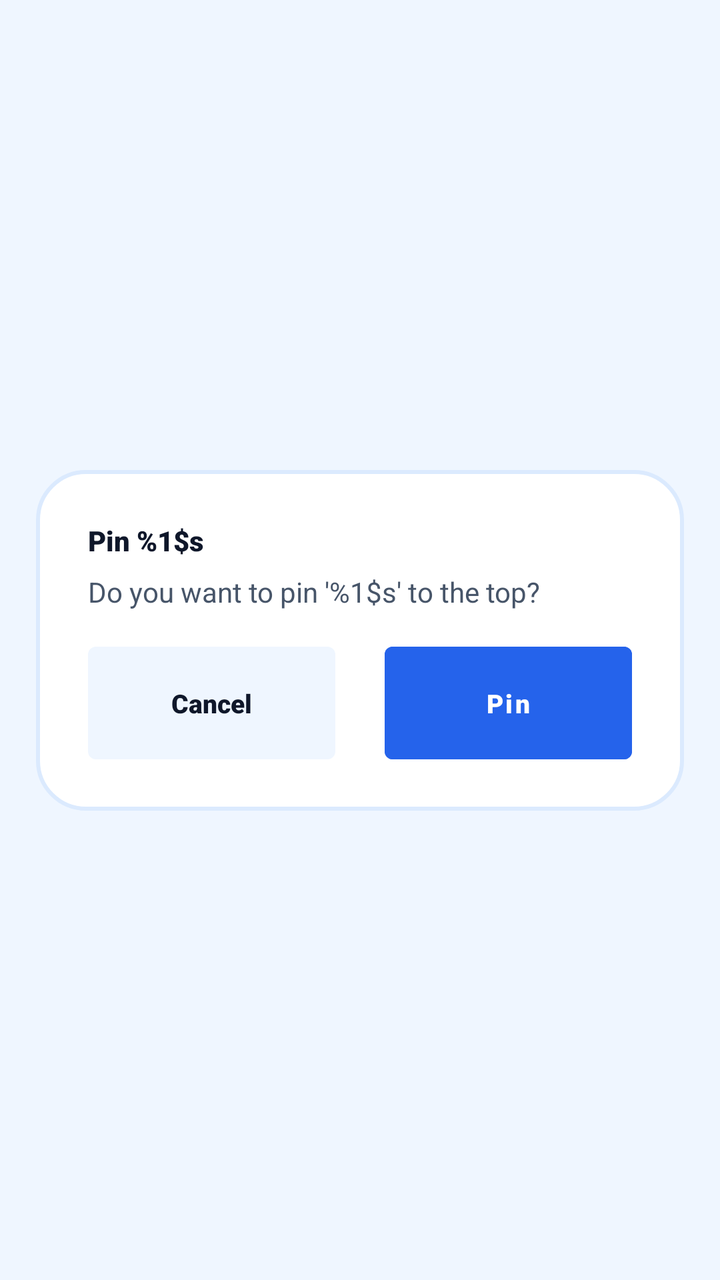
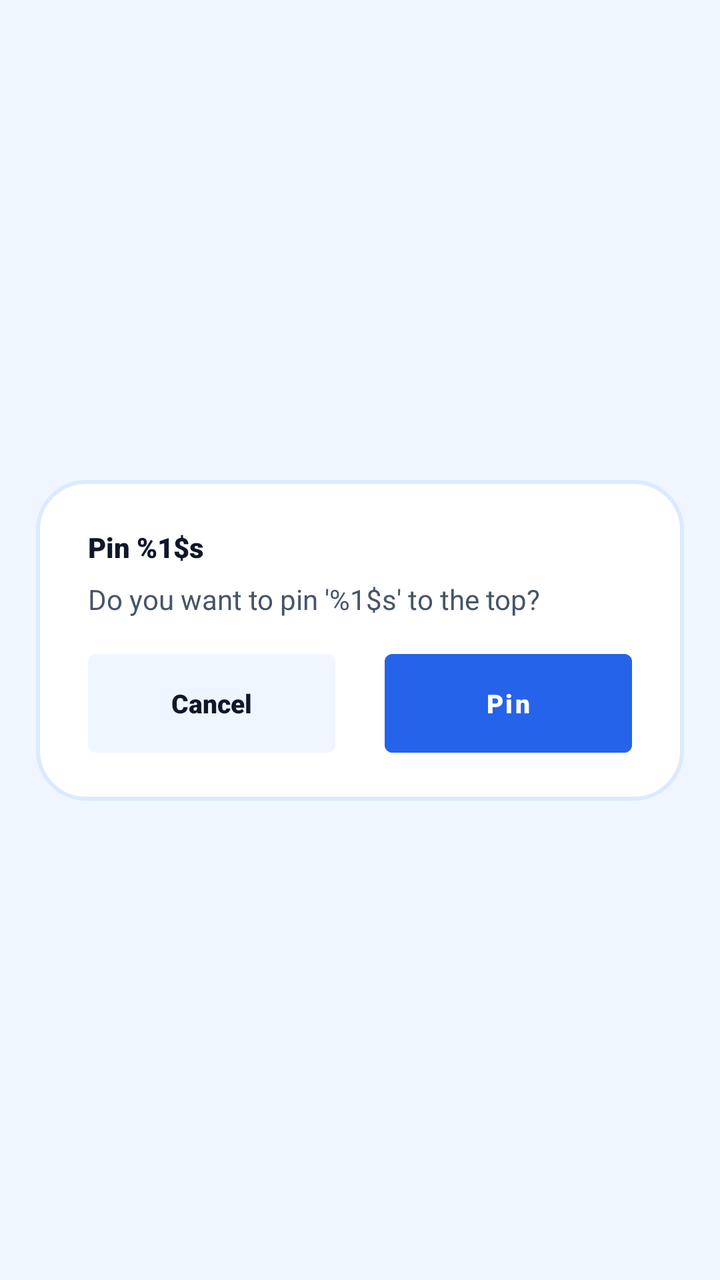

Two renders of the same Android screen: before a commit and after it. Below are the layout's source before the change and the commit's diff.
<!-- AndroidManifest.xml: application theme Theme.SmartTasbeeh -->
<!-- res/layout/dialog_pin_confirm.xml -->
<?xml version="1.0" encoding="utf-8"?>
<androidx.constraintlayout.widget.ConstraintLayout xmlns:android="http://schemas.android.com/apk/res/android"
    xmlns:app="http://schemas.android.com/apk/res-auto"
    android:layout_width="match_parent"
    android:layout_height="wrap_content"
    android:layout_gravity="center">

    
    <androidx.constraintlayout.widget.ConstraintLayout
        android:id="@+id/dialogBox"
        android:layout_width="0dp"
        android:layout_height="wrap_content"
        android:background="@drawable/dialog_background_premium"
        app:layout_constraintWidth_percent="0.90"
        app:layout_constraintStart_toStartOf="parent"
        app:layout_constraintEnd_toEndOf="parent"
        app:layout_constraintTop_toTopOf="parent"
        app:layout_constraintBottom_toBottomOf="parent">

        
        <androidx.constraintlayout.widget.Guideline
            android:id="@+id/guideStart"
            android:layout_width="wrap_content"
            android:layout_height="wrap_content"
            android:orientation="vertical"
            app:layout_constraintGuide_percent="0.08" />

        <androidx.constraintlayout.widget.Guideline
            android:id="@+id/guideEnd"
            android:layout_width="wrap_content"
            android:layout_height="wrap_content"
            android:orientation="vertical"
            app:layout_constraintGuide_percent="0.92" />

        <androidx.constraintlayout.widget.Guideline
            android:id="@+id/guideTop"
            android:layout_width="wrap_content"
            android:layout_height="wrap_content"
            android:orientation="horizontal"
            app:layout_constraintGuide_percent="0.15" />

        <androidx.constraintlayout.widget.Guideline
            android:id="@+id/guideBottom"
            android:layout_width="wrap_content"
            android:layout_height="wrap_content"
            android:orientation="horizontal"
            app:layout_constraintGuide_percent="0.85" />

        
        <TextView
            android:id="@+id/tvPinDialogTitle"
            android:layout_width="0dp"
            android:layout_height="wrap_content"
            android:text="@string/dialog_pin_title"
            android:fontFamily="sans-serif-black"
            android:textColor="@color/text_primary"
            app:layout_constraintStart_toStartOf="@id/guideStart"
            app:layout_constraintEnd_toEndOf="@id/guideEnd"
            app:layout_constraintTop_toTopOf="@id/guideTop" />

        
        <Space
            android:id="@+id/spaceTitleToMessage"
            android:layout_width="0dp"
            android:layout_height="0dp"
            app:layout_constraintDimensionRatio="H,40:1"
            app:layout_constraintStart_toStartOf="@id/guideStart"
            app:layout_constraintEnd_toEndOf="@id/guideEnd"
            app:layout_constraintTop_toBottomOf="@id/tvPinDialogTitle" />

        
        <TextView
            android:id="@+id/tvPinDialogMessage"
            android:layout_width="0dp"
            android:layout_height="wrap_content"
            android:text="@string/dialog_pin_message"
            android:textColor="@color/text_secondary"
            android:lineSpacingMultiplier="1.2"
            app:layout_constraintStart_toStartOf="@id/guideStart"
            app:layout_constraintEnd_toEndOf="@id/guideEnd"
            app:layout_constraintTop_toBottomOf="@id/spaceTitleToMessage" />

        
        <Space
            android:id="@+id/spaceMessageToButtons"
            android:layout_width="0dp"
            android:layout_height="0dp"
            app:layout_constraintDimensionRatio="H,15:1"
            app:layout_constraintStart_toStartOf="@id/guideStart"
            app:layout_constraintEnd_toEndOf="@id/guideEnd"
            app:layout_constraintTop_toBottomOf="@id/tvPinDialogMessage" />

        
        <androidx.constraintlayout.widget.ConstraintLayout
            android:layout_width="0dp"
            android:layout_height="wrap_content"
            app:layout_constraintStart_toStartOf="@id/guideStart"
            app:layout_constraintEnd_toEndOf="@id/guideEnd"
            app:layout_constraintTop_toBottomOf="@id/spaceMessageToButtons"
            app:layout_constraintBottom_toBottomOf="@id/guideBottom">

            <androidx.appcompat.widget.AppCompatButton
                android:id="@+id/btnCancel"
                android:layout_width="0dp"
                android:layout_height="0dp"
                android:text="@string/dialog_cancel"
                android:fontFamily="sans-serif-black"
                android:textAllCaps="false"
                android:textColor="@color/text_primary"
                android:background="@drawable/selector_cancel_save"
                android:stateListAnimator="@null"
                android:minHeight="48dp"
                app:autoSizeTextType="uniform"
                app:autoSizeMinTextSize="10sp"
                app:autoSizeMaxTextSize="13sp"
                app:layout_constraintHeight_min="48dp"
                app:layout_constraintWidth_max="280dp"
                app:layout_constraintDimensionRatio="H,2.2:1"
                app:layout_constraintStart_toStartOf="parent"
                app:layout_constraintTop_toTopOf="parent"
                app:layout_constraintBottom_toBottomOf="parent"
                app:layout_constraintEnd_toStartOf="@+id/buttonGap"
                app:layout_constraintHorizontal_weight="1"/>

            <Space
                android:id="@+id/buttonGap"
                android:layout_width="0dp"
                android:layout_height="0dp"
                app:layout_constraintHorizontal_weight="0.2"
                app:layout_constraintStart_toEndOf="@id/btnCancel"
                app:layout_constraintEnd_toStartOf="@+id/btnPin"
                app:layout_constraintTop_toTopOf="parent"
                app:layout_constraintBottom_toBottomOf="parent" />

            <Button
                android:id="@+id/btnPin"
                android:layout_width="0dp"
                android:layout_height="0dp"
                android:text="@string/dialog_pin_confirm"
                android:fontFamily="sans-serif-black"
                android:textAllCaps="false"
                android:textColor="@color/white"
                android:backgroundTint="@color/tasbeeh_blue_primary"
                style="@style/Widget.MaterialComponents.Button.UnelevatedButton"
                android:insetTop="0dp"
                android:insetBottom="0dp"
                android:minHeight="48dp"
                app:autoSizeTextType="uniform"
                app:autoSizeMinTextSize="10sp"
                app:autoSizeMaxTextSize="13sp"
                app:layout_constraintHeight_min="48dp"
                app:layout_constraintWidth_max="280dp"
                app:layout_constraintDimensionRatio="H,2.2:1"
                app:layout_constraintEnd_toEndOf="parent"
                app:layout_constraintTop_toTopOf="parent"
                app:layout_constraintBottom_toBottomOf="parent"
                app:layout_constraintStart_toEndOf="@id/buttonGap"
                app:layout_constraintHorizontal_weight="1"/>

        </androidx.constraintlayout.widget.ConstraintLayout>

    </androidx.constraintlayout.widget.ConstraintLayout>

</androidx.constraintlayout.widget.ConstraintLayout>
<!-- resources referenced by this layout -->
<resources>
  <color name="tasbeeh_blue_primary">#2563EB</color>
  <color name="text_primary">#0F172A</color>
  <color name="text_secondary">#475569</color>
  <color name="white">#FFFFFFFF</color>
  <!-- drawable dialog_background_premium (drawable) -->
  <?xml version="1.0" encoding="utf-8"?>
  <shape xmlns:android="http://schemas.android.com/apk/res/android"
      android:shape="rectangle">
      <solid android:color="@color/card_background"/>
      <corners android:radius="24dp"/>
      <stroke android:width="2dp"
          android:color="@color/card_stroke_color"/>
  </shape>
  <!-- drawable selector_cancel_save (drawable) -->
  <?xml version="1.0" encoding="utf-8"?>
  <selector xmlns:android="http://schemas.android.com/apk/res/android">
      <item android:state_pressed="true">
          <shape android:shape="rectangle">
              <solid android:color="@color/cancel_btn_pressed_red"/> 
              <corners android:radius="4dp"/>
          </shape>
      </item>
      <item>
          <shape android:shape="rectangle">
              <solid android:color="@color/icon_btn_bg"/> 
              <corners android:radius="4dp"/>
          </shape>
      </item>
  </selector>
  <string name="dialog_cancel">Cancel</string>
  <string name="dialog_pin_confirm">Pin</string>
  <string name="dialog_pin_message">Do you want to pin \'%1$s\' to the top?</string>
  <string name="dialog_pin_title">Pin %1$s</string>
  <style name="Theme.SmartTasbeeh" parent="Base.Theme.SmartTasbeeh" />
  <color name="card_background">#FFFFFF</color>
  <color name="card_stroke_color">#DBEAFE</color>
  <color name="cancel_btn_pressed_red">#F69E98</color>
  <color name="icon_btn_bg">#EFF6FF</color>
  <style name="Base.Theme.SmartTasbeeh" parent="Theme.Material3.DayNight.NoActionBar">
          <item name="colorPrimary">@color/tasbeeh_blue_primary</item>
          <item name="colorPrimaryVariant">@color/tasbeeh_blue_dark</item>
          <item name="colorOnPrimary">@color/white</item>
  
          <item name="android:statusBarColor">@color/tasbeeh_blue_dark</item>
          <item name="android:windowLightStatusBar">false</item>
  
          <item name="android:windowBackground">@color/background_light</item>
          <item name="android:textColor">@color/text_primary</item>
      </style>
  <color name="tasbeeh_blue_dark">#1E3A8A</color>
  <color name="background_light">#EFF6FF</color>
</resources>

<!-- the commit's change to res/layout/dialog_pin_confirm.xml (unified diff, before → after) -->
@@ -115,7 +115,7 @@
                 app:autoSizeMaxTextSize="13sp"
                 app:layout_constraintHeight_min="48dp"
                 app:layout_constraintWidth_max="280dp"
-                app:layout_constraintDimensionRatio="H,2.2:1"
+                app:layout_constraintDimensionRatio="H,2.5:1"
                 app:layout_constraintStart_toStartOf="parent"
                 app:layout_constraintTop_toTopOf="parent"
                 app:layout_constraintBottom_toBottomOf="parent"
@@ -150,7 +150,7 @@
                 app:autoSizeMaxTextSize="13sp"
                 app:layout_constraintHeight_min="48dp"
                 app:layout_constraintWidth_max="280dp"
-                app:layout_constraintDimensionRatio="H,2.2:1"
+                app:layout_constraintDimensionRatio="H,2.5:1"
                 app:layout_constraintEnd_toEndOf="parent"
                 app:layout_constraintTop_toTopOf="parent"
                 app:layout_constraintBottom_toBottomOf="parent"
